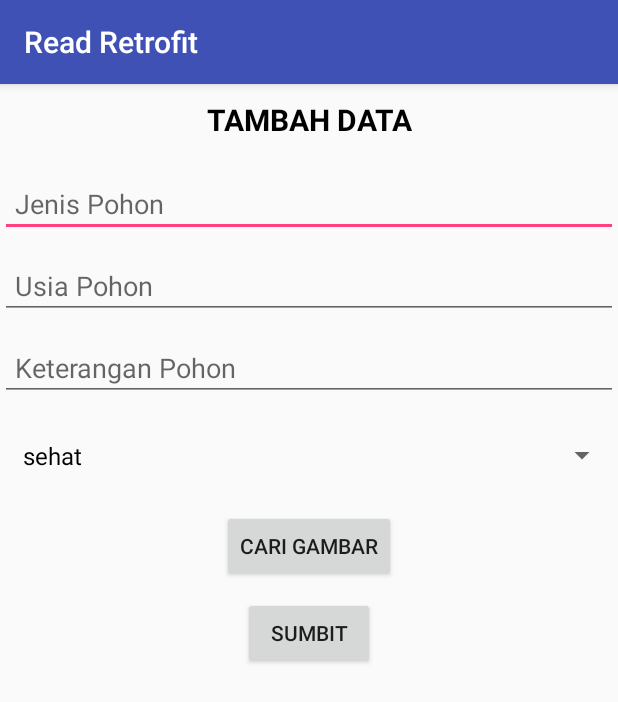
After one commit to gilangadhan/ReadRetrofit, an Android app: the FormActivity screen opened directly, with no data from a screen before it, on a phone screen of 412 x 824 dp. The commit adds this screen. Shown: the top 702 px of the screen. Run offline under Robolectric (Android 15) with nearby library versions, the phone set to English and light mode, and no system bars.

Commit message:
sukses opload gambar

```diff
--- /dev/null
+++ b/app/src/main/java/id/codinate/readretrofit/FormActivity.java
@@ -0,0 +1,201 @@
+/*
+ * Copyright (c) 2017. Gilang Ramadhan (gilangramadhan96.gr@gmail.com)
+ */
+
+package id.codinate.readretrofit;
+
+import android.Manifest;
+import android.app.Activity;
+import android.app.ProgressDialog;
+import android.content.Context;
+import android.content.Intent;
+import android.content.pm.PackageManager;
+import android.database.Cursor;
+import android.graphics.Bitmap;
+import android.net.Uri;
+import android.provider.MediaStore;
+import android.support.v4.app.ActivityCompat;
+import android.support.v4.content.ContextCompat;
+import android.support.v7.app.AppCompatActivity;
+import android.os.Bundle;
+import android.util.Log;
+import android.view.View;
+import android.widget.AdapterView;
+import android.widget.ArrayAdapter;
+import android.widget.Button;
+import android.widget.EditText;
+import android.widget.ImageView;
+import android.widget.Spinner;
+import android.widget.Toast;
+
+import org.json.JSONException;
+import org.json.JSONObject;
+
+import java.io.File;
+import java.io.IOException;
+
+import id.codinate.readretrofit.apihelper.BaseApiService;
+import id.codinate.readretrofit.apihelper.UploadObject;
+import id.codinate.readretrofit.apihelper.UtilsApi;
+import okhttp3.MediaType;
+import okhttp3.MultipartBody;
+import okhttp3.RequestBody;
+import okhttp3.ResponseBody;
+import retrofit2.Call;
+import retrofit2.Callback;
+import retrofit2.Response;
+import retrofit2.Retrofit;
+import retrofit2.converter.gson.GsonConverterFactory;
+import retrofit2.http.Multipart;
+
+public class FormActivity extends AppCompatActivity {
+    EditText usia, jenis, keterangan;
+    ProgressDialog mProgressDialog;
+    Spinner kondisi;
+    Context mContext;
+    ImageView gambar;
+    Button cari, submit;
+    private int PICK_IMAGE_REQUEST = 1;
+    Uri uri = null;
+    private static final int PERMISSION_REQUEST_STORAGE = 2;
+    String USIA, JENIS, KETERANGAN, KONDISI;
+    BaseApiService mApiService;
+
+    @Override
+    protected void onCreate(Bundle savedInstanceState) {
+        super.onCreate(savedInstanceState);
+        setContentView(R.layout.activity_form);
+        usia = (EditText) findViewById(R.id.edtUsiaPohon);
+        jenis = (EditText) findViewById(R.id.edtJenisPohon);
+        keterangan = (EditText) findViewById(R.id.edtKeteranganPohon);
+        kondisi = (Spinner) findViewById(R.id.kondisiPohon);
+        gambar = (ImageView) findViewById(R.id.gambarPreview);
+        cari = (Button) findViewById(R.id.btnCariGambar);
+        submit = (Button) findViewById(R.id.btnSubmit);
+        mApiService = UtilsApi.getApiService();
+        mContext = FormActivity.this;
+        ArrayAdapter<CharSequence> adapter = ArrayAdapter.createFromResource(getApplicationContext(), R.array.jenis_pohon, R.layout.spinner_item);
+        adapter.setDropDownViewResource(android.R.layout.simple_spinner_dropdown_item);
+        kondisi.setAdapter(adapter);
+        kondisi.setOnItemSelectedListener(new AdapterView.OnItemSelectedListener() {
+            @Override
+            public void onItemSelected(AdapterView<?> parent, View view, int position, long id) {
+                String[] sArray = getResources().getStringArray(R.array.jenis_pohon);
+                KONDISI = sArray[position];
+            }
+
+            @Override
+            public void onNothingSelected(AdapterView<?> parent) {
+                KONDISI = "";
+            }
+        });
+
+        cari.setOnClickListener(new View.OnClickListener() {
+            @Override
+            public void onClick(View v) {
+                openGallery();
+            }
+        });
+        submit.setOnClickListener(new View.OnClickListener() {
+            @Override
+            public void onClick(View v) {
+                USIA = usia.getText().toString();
+                JENIS = jenis.getText().toString();
+                KETERANGAN = keterangan.getText().toString();
+                if (USIA.matches("")) {
+                    Toast.makeText(getApplicationContext(), "USIA MASIH KOSONG", Toast.LENGTH_SHORT).show();
+                } else if (KONDISI.matches("")) {
+                    Toast.makeText(getApplicationContext(), "KONDISI MASIH KOSONG", Toast.LENGTH_SHORT).show();
+                } else if (KETERANGAN.matches("")) {
+                    Toast.makeText(getApplicationContext(), "KETERANGAN MASIH KOSONG", Toast.LENGTH_SHORT).show();
+                } else if (JENIS.matches("")) {
+                    Toast.makeText(getApplicationContext(), "JENIS MASIH KOSONG", Toast.LENGTH_SHORT).show();
+                } else if (uri == null) {
+                    Toast.makeText(getApplicationContext(), "PILIH GAMBAR", Toast.LENGTH_SHORT).show();
+                } else {
+                    //Upload
+                    mProgressDialog = ProgressDialog.show(mContext, null, "Loading", true, false);
+                    String filePath = getRealPathFromURIPath(uri, FormActivity.this);
+                    File file = new File(filePath);
+                    Log.d("HASIL", "File Name " + file.getName());
+                    RequestBody mFile = RequestBody.create(MediaType.parse("image/*"), file);
+                    MultipartBody.Part fileToUpload = MultipartBody.Part.createFormData("file", file.getName(), mFile);
+                    RequestBody filename = RequestBody.create(MediaType.parse("text/plain"), file.getName());
+
+                    mContext = getApplicationContext();
+                    mApiService = UtilsApi.getApiService();
+                    mApiService.uploadFile(fileToUpload, filename).enqueue(new Callback<UploadObject>() {
+                        @Override
+                        public void onResponse(Call<UploadObject> call, Response<UploadObject> response) {
+                            Toast.makeText(getApplicationContext(), "Response " + response.raw().message(), Toast.LENGTH_LONG).show();
+                            Toast.makeText(getApplicationContext(), "Success " + response.body().getSuccess(), Toast.LENGTH_LONG).show();
+                            mProgressDialog.dismiss();
+                        }
+
+                        @Override
+                        public void onFailure(Call<UploadObject> call, Throwable t) {
+                            Log.d("TAG", "Error " + t.getMessage());
+                            mProgressDialog.dismiss();
+                        }
+                    });
+
+//                    Retrofit retrofit = new Retrofit.Builder()
+//                            .baseUrl("http://192.168.43.233/appandroid/")
+//                            .addConverterFactory(GsonConverterFactory.create())
+//                            .build();
+//                    BaseApiService uploadImage = retrofit.create(BaseApiService.class);
+//                    Call<UploadObject> fileUpload = uploadImage.uploadFile(fileToUpload, filename);
+//                    fileUpload.enqueue(new Callback<UploadObject>() {
+//                        @Override
+//                        public void onResponse(Call<UploadObject> call, Response<UploadObject> response) {
+//
+//                        }
+//                        @Override
+//                        public void onFailure(Call<UploadObject> call, Throwable t) {
+//
+//                        }
+//                    });
+                }
+            }
+        });
+    }
+
+    private String getRealPathFromURIPath(Uri contentURI, Activity activity) {
+        Cursor cursor = activity.getContentResolver().query(contentURI, null, null, null, null);
+        if (cursor == null) {
+            return contentURI.getPath();
+        } else {
+            cursor.moveToFirst();
+            int idx = cursor.getColumnIndex(MediaStore.Images.ImageColumns.DATA);
+            return cursor.getString(idx);
+        }
+    }
+
+    private void openGallery() {
+        Intent intent = new Intent();
+        intent.setType("image/*");
+        intent.setAction(Intent.ACTION_GET_CONTENT);
+        startActivityForResult(Intent.createChooser(intent, "Select Image"), PICK_IMAGE_REQUEST);
+    }
+
+    @Override
+    protected void onActivityResult(int requestCode, int resultCode, Intent data) {
+        super.onActivityResult(requestCode, resultCode, data);
+        if (requestCode == PICK_IMAGE_REQUEST && resultCode == RESULT_OK && data != null && data.getData() != null) {
+
+            uri = data.getData();
+
+            try {
+                Bitmap bitmap = MediaStore.Images.Media.getBitmap(getContentResolver(), uri);
+                // Log.d(TAG, String.valueOf(bitmap));
+
+                gambar.setImageBitmap(bitmap);
+                gambar.setVisibility(View.VISIBLE);
+            } catch (IOException e) {
+                e.printStackTrace();
+            }
+        }
+    }
+
+
+}
--- a/app/src/main/java/id/codinate/readretrofit/apihelper/BaseApiService.java
+++ b/app/src/main/java/id/codinate/readretrofit/apihelper/BaseApiService.java
@@ -4,12 +4,16 @@
 
 package id.codinate.readretrofit.apihelper;
 
+import okhttp3.MultipartBody;
+import okhttp3.RequestBody;
 import okhttp3.ResponseBody;
 import retrofit2.Call;
 import retrofit2.http.Field;
 import retrofit2.http.FormUrlEncoded;
 import retrofit2.http.GET;
+import retrofit2.http.Multipart;
 import retrofit2.http.POST;
+import retrofit2.http.Part;
 
 /**
  * Created by Gilang Ramadhan on 17/05/2017.
@@ -49,4 +53,8 @@ public interface BaseApiService {
 
     @GET("lihat.php")
     Call<ResponseBody> readPohon();
+
+    @Multipart
+    @POST("upload.php")
+    Call<UploadObject> uploadFile(@Part MultipartBody.Part file, @Part("name") RequestBody name);
 }
--- /dev/null
+++ b/app/src/main/res/layout/activity_form.xml
@@ -0,0 +1,90 @@
+<?xml version="1.0" encoding="utf-8"?><!--
+  ~ Copyright (c) 2017. Gilang Ramadhan (gilangramadhan96.gr@gmail.com)
+  -->
+
+<ScrollView xmlns:android="http://schemas.android.com/apk/res/android"
+    xmlns:app="http://schemas.android.com/apk/res-auto"
+    xmlns:tools="http://schemas.android.com/tools"
+    android:layout_width="match_parent"
+    android:layout_height="match_parent"
+    tools:context="id.codinate.readretrofit.FormActivity">
+
+    <LinearLayout
+        android:layout_width="match_parent"
+        android:layout_height="wrap_content"
+        android:orientation="vertical">
+
+        <TextView
+            android:layout_width="match_parent"
+            android:layout_height="wrap_content"
+            android:gravity="center"
+            android:padding="10dp"
+            android:text="TAMBAH DATA"
+            android:textColor="#000"
+            android:textSize="20dp"
+            android:textStyle="bold" />
+
+        <EditText
+            android:id="@+id/edtJenisPohon"
+            android:layout_width="match_parent"
+            android:layout_height="wrap_content"
+            android:layout_marginTop="10dp"
+            android:hint="Jenis Pohon"
+            android:inputType="text"
+            android:padding="10dp"
+            android:singleLine="true" />
+
+        <EditText
+            android:id="@+id/edtUsiaPohon"
+            android:layout_width="match_parent"
+            android:layout_height="wrap_content"
+            android:layout_marginTop="10dp"
+            android:hint="Usia Pohon"
+            android:inputType="number"
+            android:padding="10dp"
+            android:singleLine="true" />
+
+        <EditText
+            android:id="@+id/edtKeteranganPohon"
+            android:layout_width="match_parent"
+            android:layout_height="wrap_content"
+            android:layout_marginTop="10dp"
+            android:hint="Keterangan Pohon"
+            android:inputType="text"
+            android:padding="10dp" />
+
+        <Spinner
+            android:id="@+id/kondisiPohon"
+            android:layout_width="match_parent"
+            android:layout_height="wrap_content"
+            android:layout_marginTop="10dp"
+            android:padding="10dp" />
+
+        <Button
+            android:id="@+id/btnCariGambar"
+            android:layout_width="wrap_content"
+            android:layout_height="wrap_content"
+            android:layout_gravity="center"
+            android:layout_marginTop="10dp"
+            android:text="Cari Gambar" />
+
+        <ImageView
+            android:id="@+id/gambarPreview"
+            android:layout_width="match_parent"
+            android:layout_height="wrap_content"
+            android:adjustViewBounds="true"
+            android:padding="20dp"
+            android:scaleType="centerCrop"
+            android:src="@mipmap/ic_launcher"
+            android:visibility="gone" />
+
+        <Button
+            android:id="@+id/btnSubmit"
+            android:layout_width="wrap_content"
+            android:layout_height="wrap_content"
+            android:layout_gravity="center"
+            android:layout_marginTop="10dp"
+            android:text="SUMBIT" />
+    </LinearLayout>
+
+</ScrollView>
--- /dev/null
+++ b/app/src/main/res/layout/spinner_item.xml
@@ -0,0 +1,11 @@
+<?xml version="1.0" encoding="utf-8"?><!--
+  ~ Copyright (c) 2017. Gilang Ramadhan (gilangramadhan96.gr@gmail.com)
+  -->
+
+<TextView xmlns:android="http://schemas.android.com/apk/res/android"
+    android:layout_width="match_parent"
+    android:layout_height="wrap_content"
+    android:gravity="left"
+    android:textSize="16sp"
+    android:textColor="#000"
+    android:padding="5dp"/>
--- a/app/src/main/res/values/strings.xml
+++ b/app/src/main/res/values/strings.xml
@@ -8,4 +8,11 @@
     <!-- TODO: Remove or change this placeholder text -->
     <string name="hello_blank_fragment">Hello blank fragment</string>
     <string name="title_activity_maps">Map</string>
+
+    <string-array name="jenis_pohon">
+        <item>sehat</item>
+        <item>cukup</item>
+        <item>keropos</item>
+        <item>mati</item>
+    </string-array>
 </resources>
```
Also changed, not shown: app/src/main/AndroidManifest.xml (+5 -2 lines), app/src/main/java/id/codinate/readretrofit/apihelper/UploadObject.java (added, +19 -0 lines), app/src/main/java/id/codinate/readretrofit/fragment/ReadFragment.java (+10 -0 lines), app/src/main/res/layout/fragment_read.xml (+12 -5 lines).
